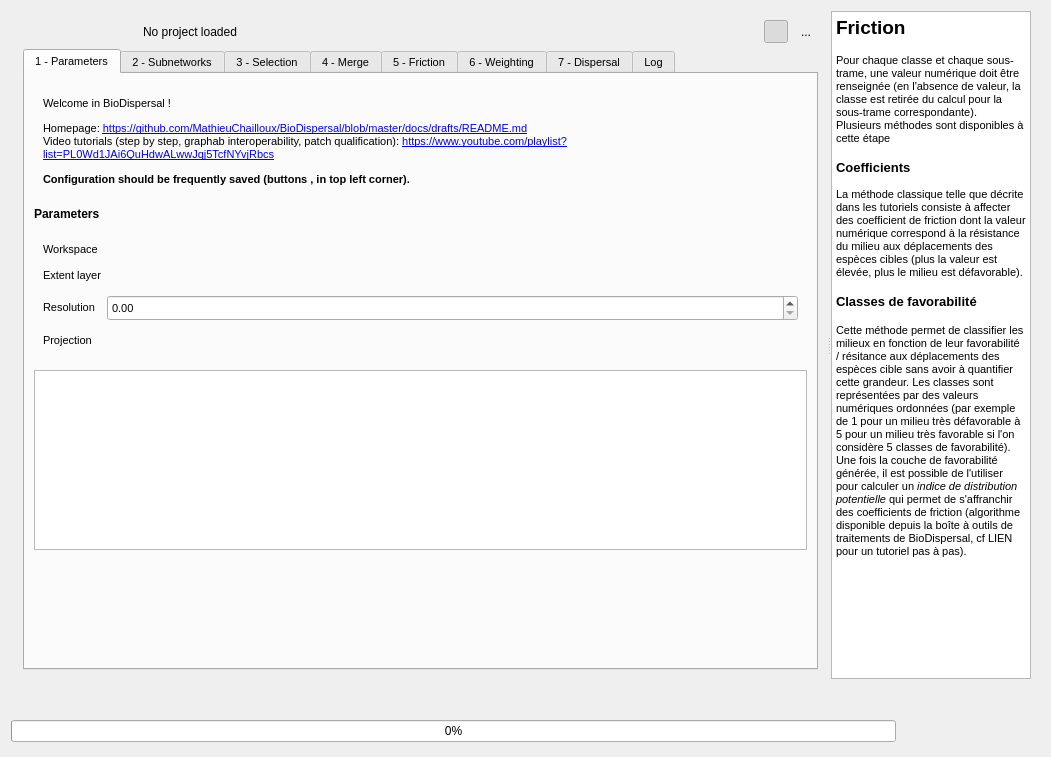
MathieuChailloux/BioDispersal, file BioDispersal_dialog_base.ui: the form before one commit.
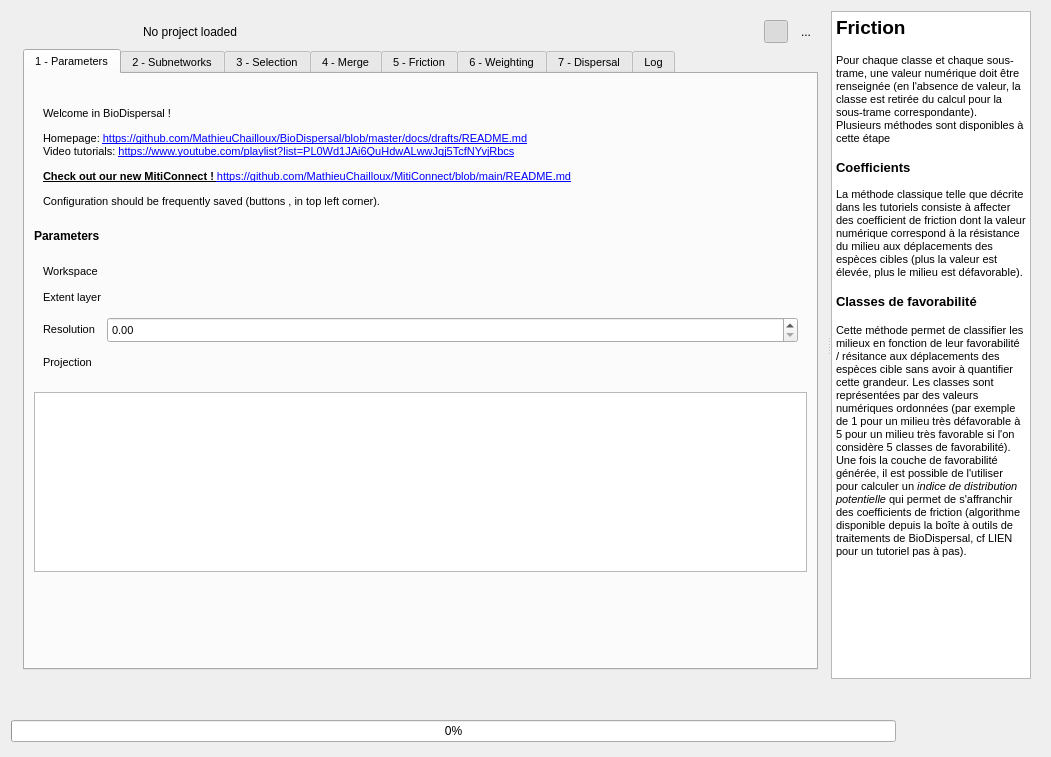
The form after the commit. Icons and pictures are not drawn. Custom widgets are drawn as their Qt base class.

Commit message: Home texte update

```diff
--- a/BioDispersal_dialog_base.ui
+++ b/BioDispersal_dialog_base.ui
@@ -386,7 +386,7 @@
                  <property name="minimumSize">
                   <size>
                    <width>0</width>
-                   <height>110</height>
+                   <height>140</height>
                   </size>
                  </property>
                  <property name="maximumSize">
@@ -413,7 +413,7 @@
                     <property name="minimumSize">
                      <size>
                       <width>0</width>
-                      <height>100</height>
+                      <height>130</height>
                      </size>
                     </property>
                     <property name="font">
@@ -422,7 +422,7 @@
                      </font>
                     </property>
                     <property name="text">
-                     <string>&lt;html&gt;&lt;head/&gt;&lt;body&gt;&lt;p&gt;Welcome in BioDispersal !&lt;/p&gt;&lt;p&gt;Homepage: &lt;a href=&quot;https://github.com/MathieuChailloux/BioDispersal/blob/master/docs/drafts/README.md&quot;&gt;&lt;span style=&quot; text-decoration: underline; color:#0000ff;&quot;&gt;https://github.com/MathieuChailloux/BioDispersal/blob/master/docs/drafts/README.md&lt;/span&gt;&lt;/a&gt;&lt;br/&gt;Video tutorials (step by step, graphab interoperability, patch qualification): &lt;a href=&quot;https://www.youtube.com/playlist?list=PLh9oFe6PuPCXgsR9DAxP9uyhp9BEu8X3c&quot;&gt;&lt;span style=&quot; text-decoration: underline; color:#0000ff;&quot;&gt;https://www.youtube.com/playlist?list=PL0Wd1JAi6QuHdwALwwJqj5TcfNYvjRbcs&lt;/span&gt;&lt;/a&gt;&lt;/p&gt;&lt;p&gt;&lt;span style=&quot; font-weight:600;&quot;&gt;Configuration should be frequently saved (buttons &lt;/span&gt;&lt;img src=&quot;:/plugins/BioDispersal/icons/mActionFileSaveAs.svg&quot;/&gt;&lt;span style=&quot; font-weight:600;&quot;&gt;, &lt;/span&gt;&lt;img src=&quot;:/plugins/BioDispersal/icons/mActionFileSave.svg&quot;/&gt;&lt;span style=&quot; font-weight:600;&quot;&gt; in top left corner).&lt;/span&gt;&lt;/p&gt;&lt;/body&gt;&lt;/html&gt;</string>
+                     <string>&lt;html&gt;&lt;head/&gt;&lt;body&gt;&lt;p&gt;Welcome in BioDispersal !&lt;/p&gt;&lt;p&gt;Homepage: &lt;a href=&quot;https://github.com/MathieuChailloux/BioDispersal/blob/master/docs/drafts/README.md&quot;&gt;&lt;span style=&quot; text-decoration: underline; color:#0000ff;&quot;&gt;https://github.com/MathieuChailloux/BioDispersal/blob/master/docs/drafts/README.md&lt;/span&gt;&lt;/a&gt;&lt;br/&gt;Video tutorials: &lt;a href=&quot;https://www.youtube.com/playlist?list=PLh9oFe6PuPCXgsR9DAxP9uyhp9BEu8X3c&quot;&gt;&lt;span style=&quot; text-decoration: underline; color:#0000ff;&quot;&gt;https://www.youtube.com/playlist?list=PL0Wd1JAi6QuHdwALwwJqj5TcfNYvjRbcs&lt;/span&gt;&lt;/a&gt;&lt;/p&gt;&lt;p&gt;&lt;a href=&quot;https://www.youtube.com/playlist?list=PLh9oFe6PuPCXgsR9DAxP9uyhp9BEu8X3c&quot;&gt;&lt;span style=&quot; font-weight:600; text-decoration: underline; color:#000000;&quot;&gt;Check out our new  MitiConnect ! &lt;/span&gt;&lt;/a&gt;&lt;a href=&quot;https://github.com/MathieuChailloux/MitiConnect/blob/main/README.md&quot;&gt;&lt;span style=&quot; text-decoration: underline; color:#0000ff;&quot;&gt;https://github.com/MathieuChailloux/MitiConnect/blob/main/README.md&lt;/span&gt;&lt;/a&gt;&lt;/p&gt;&lt;p&gt;Configuration should be frequently saved (buttons &lt;img src=&quot;:/plugins/BioDispersal/icons/mActionFileSaveAs.svg&quot;/&gt;, &lt;img src=&quot;:/plugins/BioDispersal/icons/mActionFileSave.svg&quot;/&gt; in top left corner).&lt;/p&gt;&lt;/body&gt;&lt;/html&gt;</string>
                     </property>
                     <property name="wordWrap">
                      <bool>true</bool>
```
The commit also changes 2 other files.
